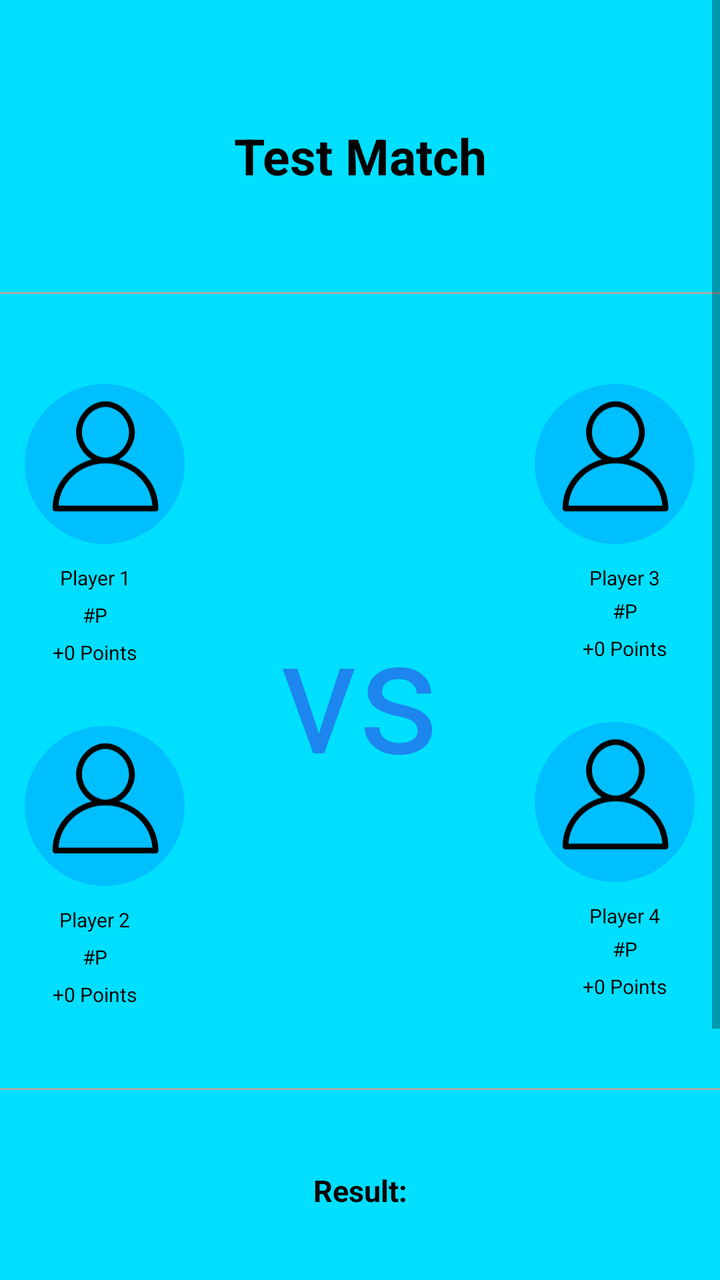
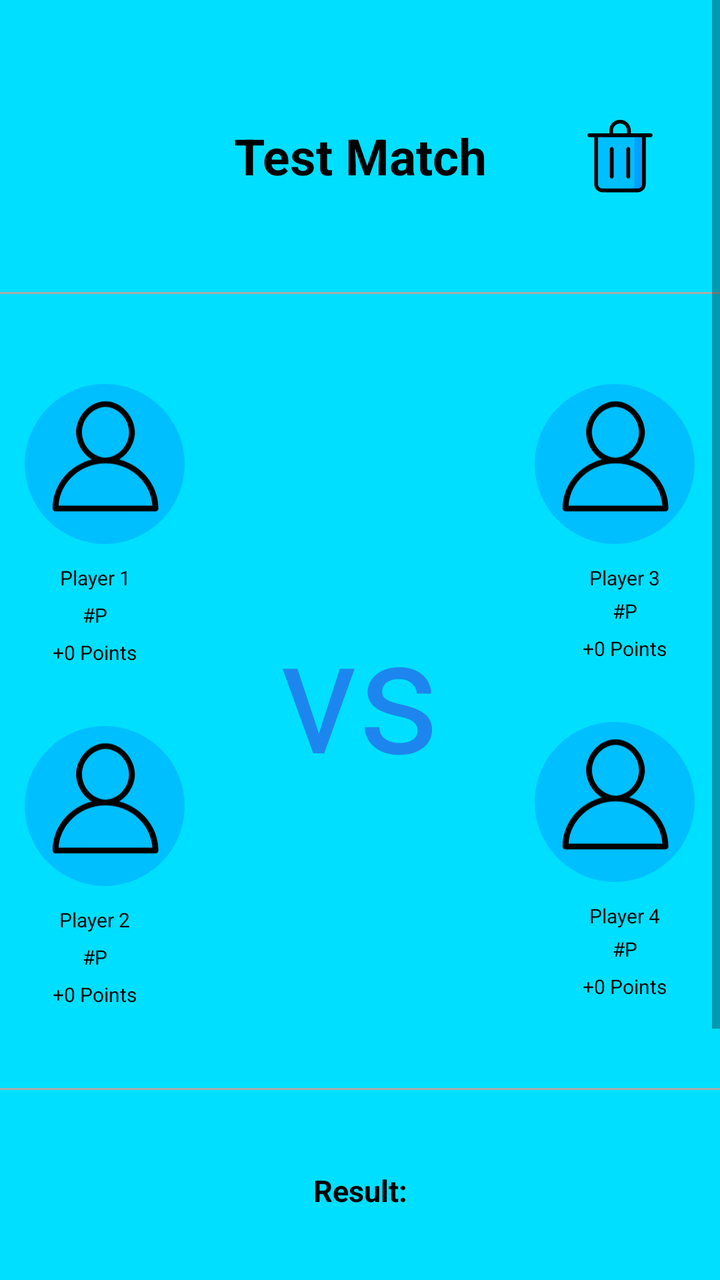

Compare the two renders of this Android layout. The source of the first and the diff that turns it into the second are given below.
<!-- AndroidManifest.xml: application theme AppTheme -->
<!-- res/layout/fragment_matchinfo.xml -->
<?xml version="1.0" encoding="utf-8"?>
<ScrollView xmlns:android="http://schemas.android.com/apk/res/android"
    xmlns:tools="http://schemas.android.com/tools"
    android:layout_width="match_parent"
    android:layout_height="match_parent"
    xmlns:app="http://schemas.android.com/apk/res-auto"
    android:background="@color/colorStatsActivity"
    tools:context=".statsFragments.MatchInfoFragment">

    <LinearLayout
        android:layout_width="match_parent"
        android:layout_height="wrap_content"
        android:paddingBottom="40dp"
        android:orientation="vertical">

        <androidx.appcompat.widget.Toolbar
            android:id="@+id/toolbar"
            android:layout_width="match_parent"
            android:layout_height="wrap_content"
            android:layout_marginTop="50dp"
            app:contentInsetStartWithNavigation="0dp">

        <TextView
            android:id="@+id/matchInfoTitle"
            android:layout_width="wrap_content"
            android:layout_height="wrap_content"
            android:layout_gravity="center"
            android:text="Test Match"
            android:textAlignment="center"
            android:textColor="#000"
            android:textSize="25sp"
            android:textStyle="bold" />

        </androidx.appcompat.widget.Toolbar>

        <View
            android:layout_width="match_parent"
            android:layout_height="1dp"
            android:layout_marginTop="40dp"
            android:layout_marginBottom="40dp"
            android:background="@android:color/darker_gray" />

        <LinearLayout
            android:layout_width="match_parent"
            android:layout_height="wrap_content">

            <LinearLayout
                android:layout_width="wrap_content"
                android:layout_height="wrap_content"
                android:orientation="vertical">

                <RelativeLayout
                    android:id="@+id/team1player1icon"
                    android:layout_width="80dp"
                    android:layout_height="80dp"
                    android:layout_gravity="center"
                    android:layout_marginStart="10dp"
                    android:layout_marginTop="5dp"
                    android:layout_marginEnd="5dp"
                    android:background="@drawable/round_corners_shape">

                    <ImageView
                        android:id="@+id/team1player1iconInside"
                        android:layout_width="70dp"
                        android:layout_height="70dp"
                        android:src="@drawable/ic_default_profile_24"
                        android:translationX="5dp" />
                </RelativeLayout>

                <TextView
                    android:id="@+id/team1player1name"
                    android:layout_width="wrap_content"
                    android:layout_height="wrap_content"
                    android:layout_gravity="center"
                    android:layout_marginStart="5dp"
                    android:layout_marginEnd="5dp"
                    android:gravity="center"
                    android:layout_marginTop="10dp"
                    android:text="Player 1"
                    android:textColor="#000"
                    android:textSize="10sp" />

                <TextView
                    android:id="@+id/team1player1ID"
                    android:layout_width="wrap_content"
                    android:layout_height="wrap_content"
                    android:layout_gravity="center"
                    android:layout_marginTop="5dp"
                    android:layout_marginStart="5dp"
                    android:layout_marginEnd="5dp"
                    android:text="#P"
                    android:textColor="#000"
                    android:textSize="10sp" />

                <TextView
                    android:id="@+id/team1player1points"
                    android:layout_width="wrap_content"
                    android:layout_height="wrap_content"
                    android:layout_gravity="center"
                    android:layout_marginTop="5dp"
                    android:layout_marginStart="5dp"
                    android:layout_marginEnd="5dp"
                    android:text="+0 Points"
                    android:textColor="#000"
                    android:textSize="10sp" />

                <RelativeLayout
                    android:id="@+id/team1player2icon"
                    android:layout_width="80dp"
                    android:layout_height="80dp"
                    android:layout_gravity="center"
                    android:layout_marginStart="10dp"
                    android:layout_marginTop="30dp"
                    android:layout_marginEnd="5dp"
                    android:background="@drawable/round_corners_shape"
                    android:visibility="visible">

                    <ImageView
                        android:id="@+id/team1player2iconInside"
                        android:layout_width="70dp"
                        android:layout_height="70dp"
                        android:src="@drawable/ic_default_profile_24"
                        android:translationX="5dp" />
                </RelativeLayout>

                <TextView
                    android:id="@+id/team1player2name"
                    android:layout_width="wrap_content"
                    android:layout_height="wrap_content"
                    android:layout_gravity="center"
                    android:layout_marginTop="10dp"
                    android:layout_marginStart="5dp"
                    android:layout_marginEnd="5dp"
                    android:text="Player 2"
                    android:textColor="#000"
                    android:textSize="10sp" />

                <TextView
                    android:id="@+id/team1player2ID"
                    android:layout_width="wrap_content"
                    android:layout_height="wrap_content"
                    android:layout_gravity="center"
                    android:layout_marginTop="5dp"
                    android:text="#P"
                    android:textColor="#000"
                    android:layout_marginStart="5dp"
                    android:layout_marginEnd="5dp"
                    android:textSize="10sp"
                    android:visibility="visible" />

                <TextView
                    android:id="@+id/team1player2points"
                    android:layout_width="wrap_content"
                    android:layout_height="wrap_content"
                    android:layout_gravity="center"
                    android:layout_marginTop="5dp"
                    android:layout_marginStart="5dp"
                    android:layout_marginEnd="5dp"
                    android:text="+0 Points"
                    android:textColor="#000"
                    android:textSize="10sp" />

            </LinearLayout>

            <TextView
                android:id="@+id/vsText"
                android:layout_width="0dp"
                android:layout_height="wrap_content"
                android:layout_gravity="center"
                android:layout_weight="1"
                android:text="vs"
                android:textAlignment="center"
                android:textColor="#1C86EE"
                android:textSize="80sp" />

            <LinearLayout
                android:layout_width="wrap_content"
                android:layout_height="wrap_content"
                android:orientation="vertical">

                <RelativeLayout
                    android:id="@+id/team2player1icon"
                    android:layout_width="80dp"
                    android:layout_height="80dp"
                    android:layout_gravity="center"
                    android:layout_marginStart="5dp"
                    android:layout_marginTop="5dp"
                    android:layout_marginEnd="10dp"
                    android:background="@drawable/round_corners_shape">

                    <ImageView
                        android:id="@+id/team2player1iconInside"
                        android:layout_width="70dp"
                        android:layout_height="70dp"
                        android:src="@drawable/ic_default_profile_24"
                        android:translationX="5dp" />
                </RelativeLayout>

                <TextView
                    android:id="@+id/team2player1name"
                    android:layout_width="wrap_content"
                    android:layout_height="wrap_content"
                    android:layout_gravity="center"
                    android:layout_marginTop="10dp"
                    android:layout_marginStart="5dp"
                    android:layout_marginEnd="5dp"
                    android:text="Player 3"
                    android:textColor="#000"
                    android:textSize="10sp" />

                <TextView
                    android:id="@+id/team2player1ID"
                    android:layout_width="wrap_content"
                    android:layout_height="wrap_content"
                    android:layout_gravity="center"
                    android:layout_marginTop="3dp"
                    android:layout_marginStart="5dp"
                    android:layout_marginEnd="5dp"
                    android:text="#P"
                    android:textColor="#000"
                    android:textSize="10sp" />

                <TextView
                    android:id="@+id/team2player1points"
                    android:layout_width="wrap_content"
                    android:layout_height="wrap_content"
                    android:layout_gravity="center"
                    android:layout_marginTop="5dp"
                    android:layout_marginStart="5dp"
                    android:layout_marginEnd="5dp"
                    android:text="+0 Points"
                    android:textColor="#000"
                    android:textSize="10sp" />

                <RelativeLayout
                    android:id="@+id/team2player2icon"
                    android:layout_width="80dp"
                    android:layout_height="80dp"
                    android:layout_gravity="center"
                    android:layout_marginStart="5dp"
                    android:layout_marginTop="30dp"
                    android:layout_marginEnd="10dp"
                    android:background="@drawable/round_corners_shape"
                    android:visibility="visible">

                    <ImageView
                        android:id="@+id/team2player2iconInside"
                        android:layout_width="70dp"
                        android:layout_height="70dp"
                        android:src="@drawable/ic_default_profile_24"
                        android:translationX="5dp" />
                </RelativeLayout>

                <TextView
                    android:id="@+id/team2player2name"
                    android:layout_width="wrap_content"
                    android:layout_height="wrap_content"
                    android:layout_gravity="center"
                    android:layout_marginTop="10dp"
                    android:layout_marginStart="5dp"
                    android:layout_marginEnd="5dp"
                    android:text="Player 4"
                    android:textColor="#000"
                    android:textSize="10sp" />

                <TextView
                    android:id="@+id/team2player2ID"
                    android:layout_width="wrap_content"
                    android:layout_height="wrap_content"
                    android:layout_gravity="center"
                    android:layout_marginTop="3dp"
                    android:layout_marginStart="5dp"
                    android:layout_marginEnd="5dp"
                    android:text="#P"
                    android:textColor="#000"
                    android:textSize="10sp"
                    android:visibility="visible" />

                <TextView
                    android:id="@+id/team2player2points"
                    android:layout_width="wrap_content"
                    android:layout_height="wrap_content"
                    android:layout_gravity="center"
                    android:layout_marginTop="5dp"
                    android:layout_marginStart="5dp"
                    android:layout_marginEnd="5dp"
                    android:text="+0 Points"
                    android:textColor="#000"
                    android:textSize="10sp" />

            </LinearLayout>

        </LinearLayout>

        <View
            android:layout_width="match_parent"
            android:layout_height="1dp"
            android:layout_marginTop="40dp"
            android:layout_marginBottom="40dp"
            android:background="@android:color/darker_gray" />

        <TextView
            android:id="@+id/resultText"
            android:layout_width="match_parent"
            android:layout_height="wrap_content"
            android:textAlignment="center"
            android:text="Result:"
            android:textColor="#000"
            android:textSize="15sp"
            android:textStyle="bold" />

        <TextView
            android:id="@+id/first_set"
            android:layout_width="match_parent"
            android:layout_height="wrap_content"
            android:layout_marginTop="30dp"
            android:textAlignment="center"
            android:textColor="#000"
            android:textSize="15sp" />

        <TextView
            android:id="@+id/second_set"
            android:layout_width="match_parent"
            android:layout_height="wrap_content"
            android:layout_marginTop="30dp"
            android:textAlignment="center"
            android:textColor="#000"
            android:textSize="15sp" />

        <TextView
            android:id="@+id/third_set"
            android:layout_width="match_parent"
            android:layout_height="wrap_content"
            android:layout_marginTop="30dp"
            android:textAlignment="center"
            android:textColor="#000"
            android:textSize="15sp"
            android:visibility="visible" />
    </LinearLayout>
</ScrollView>
<!-- resources referenced by this layout -->
<resources>
  <color name="colorStatsActivity">#00DFFF</color>
  <!-- drawable ic_default_profile_24 (drawable) -->
  <vector android:height="24dp" android:tint="#000000"
      android:viewportHeight="20" android:viewportWidth="20"
      android:width="25dp" xmlns:android="http://schemas.android.com/apk/res/android">
  
      <path android:fillColor="@android:color/white" android:pathData="M12.075,10.812c1.358-0.853,2.242-2.507,2.242-4.037c0-2.181-1.795-4.618-4.198-4.618S5.921,4.594,5.921,6.775c0,1.53,0.884,3.185,2.242,4.037c-3.222,0.865-5.6,3.807-5.6,7.298c0,0.23,0.189,0.42,0.42,0.42h14.273c0.23,0,0.42-0.189,0.42-0.42C17.676,14.619,15.297,11.677,12.075,10.812 M6.761,6.775c0-2.162,1.773-3.778,3.358-3.778s3.359,1.616,3.359,3.778c0,2.162-1.774,3.778-3.359,3.778S6.761,8.937,6.761,6.775 M3.415,17.69c0.218-3.51,3.142-6.297,6.704-6.297c3.562,0,6.486,2.787,6.705,6.297H3.415z"/>
  </vector>
  <!-- drawable round_corners_shape (drawable) -->
  <?xml version="1.0" encoding="utf-8"?>
  <shape xmlns:android="http://schemas.android.com/apk/res/android">
      <corners android:radius="300dp" />
      <solid android:color="@color/colorPrimaryDark"/>
      <stroke android:color="@color/colorPrimaryDark" android:width="10dp"/>
  </shape>
  <style name="AppTheme" parent="Theme.AppCompat.Light.NoActionBar">
          
          <item name="colorPrimary">@color/colorPrimary</item>
          <item name="colorPrimaryDark">@color/colorPrimaryDark</item>
          <item name="colorAccent">@color/colorAccent</item>
      </style>
  <color name="colorPrimaryDark">#00BFFF</color>
  <color name="colorPrimary">#6200EE</color>
  <color name="colorAccent">#03DAC5</color>
</resources>

<!-- the commit's change to res/layout/fragment_matchinfo.xml (unified diff, before → after) -->
@@ -1,17 +1,17 @@
 <?xml version="1.0" encoding="utf-8"?>
 <ScrollView xmlns:android="http://schemas.android.com/apk/res/android"
+    xmlns:app="http://schemas.android.com/apk/res-auto"
     xmlns:tools="http://schemas.android.com/tools"
     android:layout_width="match_parent"
     android:layout_height="match_parent"
-    xmlns:app="http://schemas.android.com/apk/res-auto"
     android:background="@color/colorStatsActivity"
     tools:context=".statsFragments.MatchInfoFragment">
 
     <LinearLayout
         android:layout_width="match_parent"
         android:layout_height="wrap_content"
-        android:paddingBottom="40dp"
-        android:orientation="vertical">
+        android:orientation="vertical"
+        android:paddingBottom="40dp">
 
         <androidx.appcompat.widget.Toolbar
             android:id="@+id/toolbar"
@@ -20,16 +20,25 @@
             android:layout_marginTop="50dp"
             app:contentInsetStartWithNavigation="0dp">
 
-        <TextView
-            android:id="@+id/matchInfoTitle"
-            android:layout_width="wrap_content"
-            android:layout_height="wrap_content"
-            android:layout_gravity="center"
-            android:text="Test Match"
-            android:textAlignment="center"
-            android:textColor="#000"
-            android:textSize="25sp"
-            android:textStyle="bold" />
+            <TextView
+                android:id="@+id/matchInfoTitle"
+                android:layout_width="wrap_content"
+                android:layout_height="wrap_content"
+                android:layout_gravity="center"
+                android:text="Test Match"
+                android:textAlignment="center"
+                android:textColor="#000"
+                android:textSize="25sp"
+                android:textStyle="bold" />
+
+            <ImageView
+                android:id="@+id/deleteImage"
+                android:layout_width="40dp"
+                android:layout_height="40dp"
+                android:layout_centerInParent="true"
+                android:src="@drawable/delete_icon"
+                android:layout_gravity="end"
+                android:layout_marginEnd="30dp"/>
 
         </androidx.appcompat.widget.Toolbar>
 
@@ -73,9 +82,9 @@
                     android:layout_height="wrap_content"
                     android:layout_gravity="center"
                     android:layout_marginStart="5dp"
+                    android:layout_marginTop="10dp"
                     android:layout_marginEnd="5dp"
                     android:gravity="center"
-                    android:layout_marginTop="10dp"
                     android:text="Player 1"
                     android:textColor="#000"
                     android:textSize="10sp" />
@@ -85,8 +94,8 @@
                     android:layout_width="wrap_content"
                     android:layout_height="wrap_content"
                     android:layout_gravity="center"
-                    android:layout_marginTop="5dp"
-                    android:layout_marginStart="5dp"
+                    android:layout_marginStart="5dp"
+                    android:layout_marginTop="5dp"
                     android:layout_marginEnd="5dp"
                     android:text="#P"
                     android:textColor="#000"
@@ -97,8 +106,8 @@
                     android:layout_width="wrap_content"
                     android:layout_height="wrap_content"
                     android:layout_gravity="center"
-                    android:layout_marginTop="5dp"
-                    android:layout_marginStart="5dp"
+                    android:layout_marginStart="5dp"
+                    android:layout_marginTop="5dp"
                     android:layout_marginEnd="5dp"
                     android:text="+0 Points"
                     android:textColor="#000"
@@ -128,8 +137,8 @@
                     android:layout_width="wrap_content"
                     android:layout_height="wrap_content"
                     android:layout_gravity="center"
+                    android:layout_marginStart="5dp"
                     android:layout_marginTop="10dp"
-                    android:layout_marginStart="5dp"
                     android:layout_marginEnd="5dp"
                     android:text="Player 2"
                     android:textColor="#000"
@@ -140,11 +149,11 @@
                     android:layout_width="wrap_content"
                     android:layout_height="wrap_content"
                     android:layout_gravity="center"
-                    android:layout_marginTop="5dp"
+                    android:layout_marginStart="5dp"
+                    android:layout_marginTop="5dp"
+                    android:layout_marginEnd="5dp"
                     android:text="#P"
                     android:textColor="#000"
-                    android:layout_marginStart="5dp"
-                    android:layout_marginEnd="5dp"
                     android:textSize="10sp"
                     android:visibility="visible" />
 
@@ -153,8 +162,8 @@
                     android:layout_width="wrap_content"
                     android:layout_height="wrap_content"
                     android:layout_gravity="center"
-                    android:layout_marginTop="5dp"
-                    android:layout_marginStart="5dp"
+                    android:layout_marginStart="5dp"
+                    android:layout_marginTop="5dp"
                     android:layout_marginEnd="5dp"
                     android:text="+0 Points"
                     android:textColor="#000"
@@ -201,8 +210,8 @@
                     android:layout_width="wrap_content"
                     android:layout_height="wrap_content"
                     android:layout_gravity="center"
+                    android:layout_marginStart="5dp"
                     android:layout_marginTop="10dp"
-                    android:layout_marginStart="5dp"
                     android:layout_marginEnd="5dp"
                     android:text="Player 3"
                     android:textColor="#000"
@@ -213,8 +222,8 @@
                     android:layout_width="wrap_content"
                     android:layout_height="wrap_content"
                     android:layout_gravity="center"
+                    android:layout_marginStart="5dp"
                     android:layout_marginTop="3dp"
-                    android:layout_marginStart="5dp"
                     android:layout_marginEnd="5dp"
                     android:text="#P"
                     android:textColor="#000"
@@ -225,8 +234,8 @@
                     android:layout_width="wrap_content"
                     android:layout_height="wrap_content"
                     android:layout_gravity="center"
-                    android:layout_marginTop="5dp"
-                    android:layout_marginStart="5dp"
+                    android:layout_marginStart="5dp"
+                    android:layout_marginTop="5dp"
                     android:layout_marginEnd="5dp"
                     android:text="+0 Points"
                     android:textColor="#000"
@@ -256,8 +265,8 @@
                     android:layout_width="wrap_content"
                     android:layout_height="wrap_content"
                     android:layout_gravity="center"
+                    android:layout_marginStart="5dp"
                     android:layout_marginTop="10dp"
-                    android:layout_marginStart="5dp"
                     android:layout_marginEnd="5dp"
                     android:text="Player 4"
                     android:textColor="#000"
@@ -268,8 +277,8 @@
                     android:layout_width="wrap_content"
                     android:layout_height="wrap_content"
                     android:layout_gravity="center"
+                    android:layout_marginStart="5dp"
                     android:layout_marginTop="3dp"
-                    android:layout_marginStart="5dp"
                     android:layout_marginEnd="5dp"
                     android:text="#P"
                     android:textColor="#000"
@@ -281,8 +290,8 @@
                     android:layout_width="wrap_content"
                     android:layout_height="wrap_content"
                     android:layout_gravity="center"
-                    android:layout_marginTop="5dp"
-                    android:layout_marginStart="5dp"
+                    android:layout_marginStart="5dp"
+                    android:layout_marginTop="5dp"
                     android:layout_marginEnd="5dp"
                     android:text="+0 Points"
                     android:textColor="#000"
@@ -303,8 +312,8 @@
             android:id="@+id/resultText"
             android:layout_width="match_parent"
             android:layout_height="wrap_content"
+            android:text="Result:"
             android:textAlignment="center"
-            android:text="Result:"
             android:textColor="#000"
             android:textSize="15sp"
             android:textStyle="bold" />
<!-- resource entries referenced after the edit -->
@@ -1,6 +1,17 @@
 <!-- resources referenced by this layout -->
 <resources>
   <color name="colorStatsActivity">#00DFFF</color>
+  <!-- drawable delete_icon (drawable) -->
+  <vector xmlns:android="http://schemas.android.com/apk/res/android"
+      android:width="64dp"
+      android:height="64dp"
+      android:viewportWidth="128"
+      android:viewportHeight="128">
+      <path android:fillColor="#00BFFF" android:pathData="M102.2,30.8V109c0,5.5-4.5,10-10,10H35.8c-5.5,0-10-4.5-10-10V30.8H102.2"></path>
+      <path android:fillColor="#00A0FF" android:pathData="M102.2,30.8h-15V109c0,5.5-4.5,10-10,10h15c5.5,0,10-4.5,10-10V30.8"></path>
+      <path android:fillColor="#000000" android:pathData="M50.8 49.6c-1.7 0-3 1.3-3 3v44.5c0 1.7 1.3 3 3 3s3-1.3 3-3V52.6C53.8 51 52.5 49.6 50.8 49.6zM77.2 49.6c-1.7 0-3 1.3-3 3v44.5c0 1.7 1.3 3 3 3s3-1.3 3-3V52.6C80.2 51 78.8 49.6 77.2 49.6z"></path>
+      <path android:fillColor="#000000" android:pathData="M14.9,33.8h7.9V109c0,7.2,5.8,13,13,13h56.4c7.2,0,13-5.8,13-13V33.8h7.9c1.7,0,3-1.3,3-3s-1.3-3-3-3 H81.2v-4.6C81.2,13.7,73.5,6,64,6c-4.6,0-8.9,1.8-12.1,5c-3.2,3.2-5,7.6-5,12.2v4.6h-32c-1.7,0-3,1.3-3,3 C11.9,32.5,13.3,33.8,14.9,33.8z M92.2,116H35.8c-3.9,0-7-3.1-7-7V33.8h70.4V109C99.2,112.9,96,116,92.2,116z M64,12 c6.2,0,11.2,5,11.2,11.2v4.6H52.8v-4.6c0-3,1.2-5.8,3.3-7.9S61,12,64,12z"></path>
+      </vector>
   <!-- drawable ic_default_profile_24 (drawable) -->
   <vector android:height="24dp" android:tint="#000000"
       android:viewportHeight="20" android:viewportWidth="20"
@@ -22,7 +33,7 @@
           <item name="colorAccent">@color/colorAccent</item>
       </style>
   <color name="colorPrimaryDark">#00BFFF</color>
-  <color name="colorPrimary">#6200EE</color>
+  <color name="colorPrimary">#2596be</color>
   <color name="colorAccent">#03DAC5</color>
 </resources>
 
